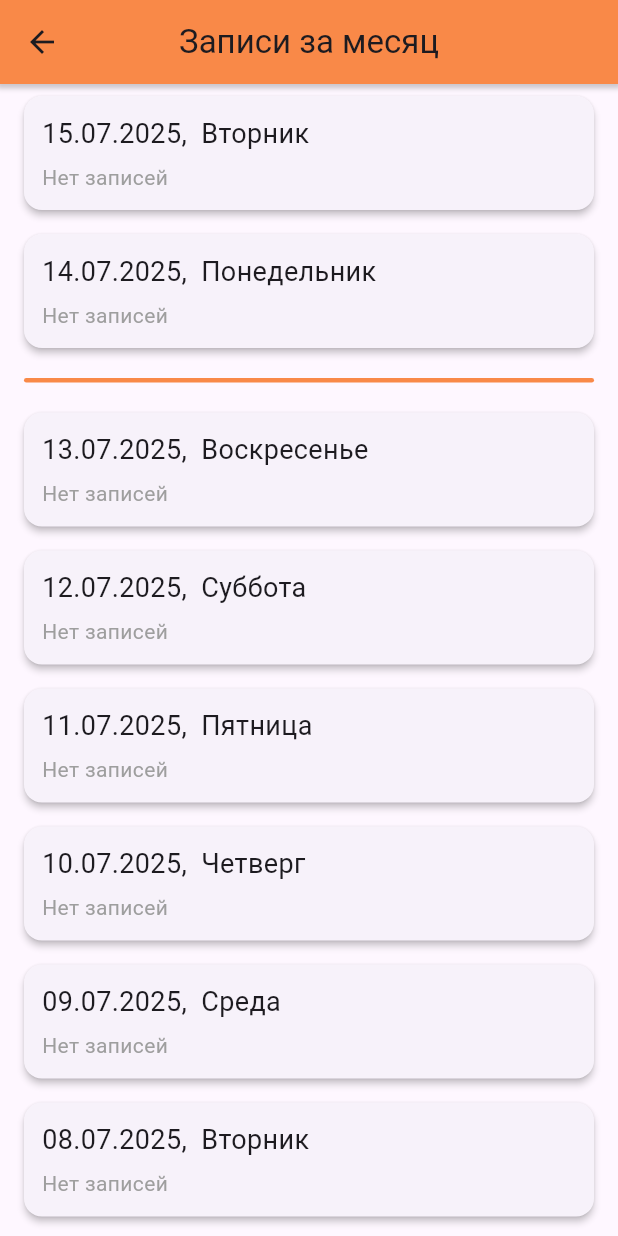
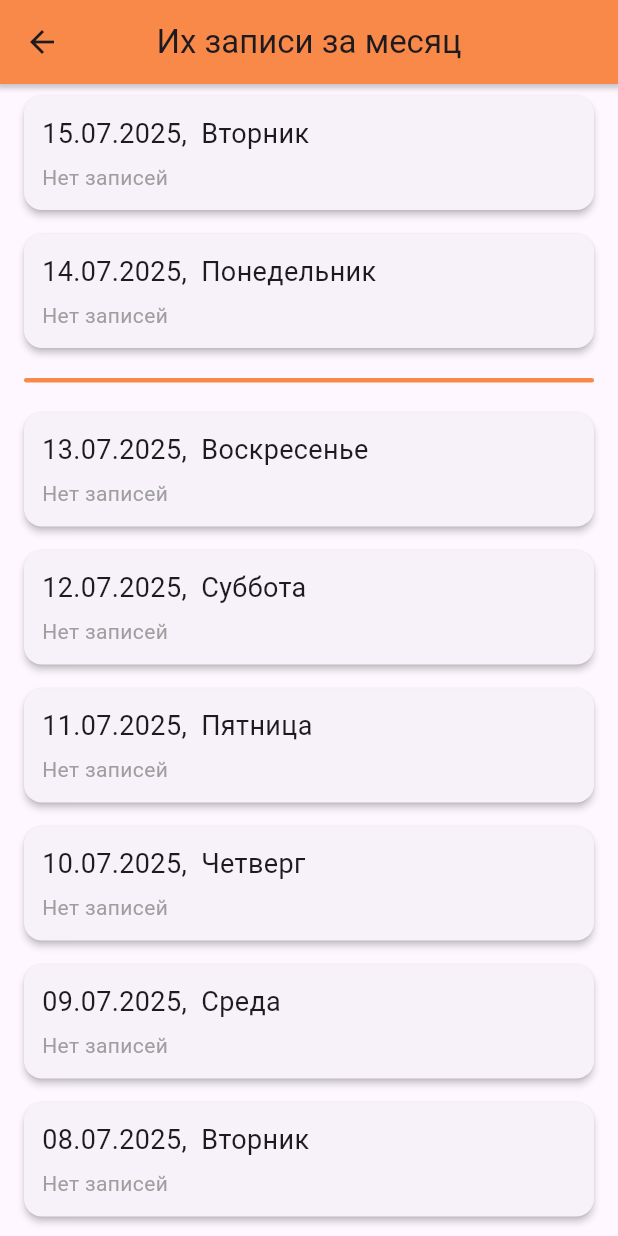
Before and after one commit to Mathew131/archery, a Flutter app: the AllNotes screen opened directly, on a phone screen of 412 x 824 dp. Run offline on Flutter 3.47's test engine with Material 3 defaults, Android fonts, the phone set to English and light mode, and no system bars; our stand-ins replace cloud_firestore, dropdown_button2, firebase_auth, firebase_core, form_field_validator, get_it and 1 more; accounts and stored records are empty; statements that could not run were skipped.

Commit message:
update label

```diff
--- a/lib/pages/all_notes.dart
+++ b/lib/pages/all_notes.dart
@@ -153,7 +153,7 @@ class _AllNotesState extends State<AllNotes> {
           ),
           child: AppBar(
             // surfaceTintColor: Colors.transparent,
-            title: Text('Записи за месяц'),
+            title: Text('Их записи за месяц'),
             centerTitle: true,
             backgroundColor: Color(0xFFf98948),
           ),
```
